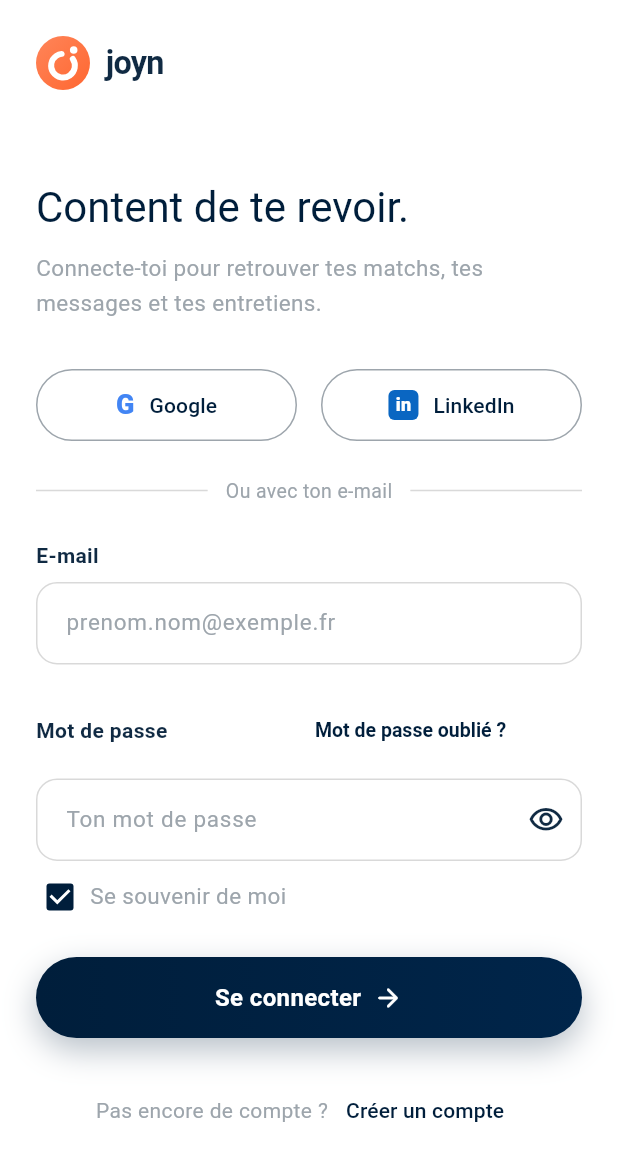
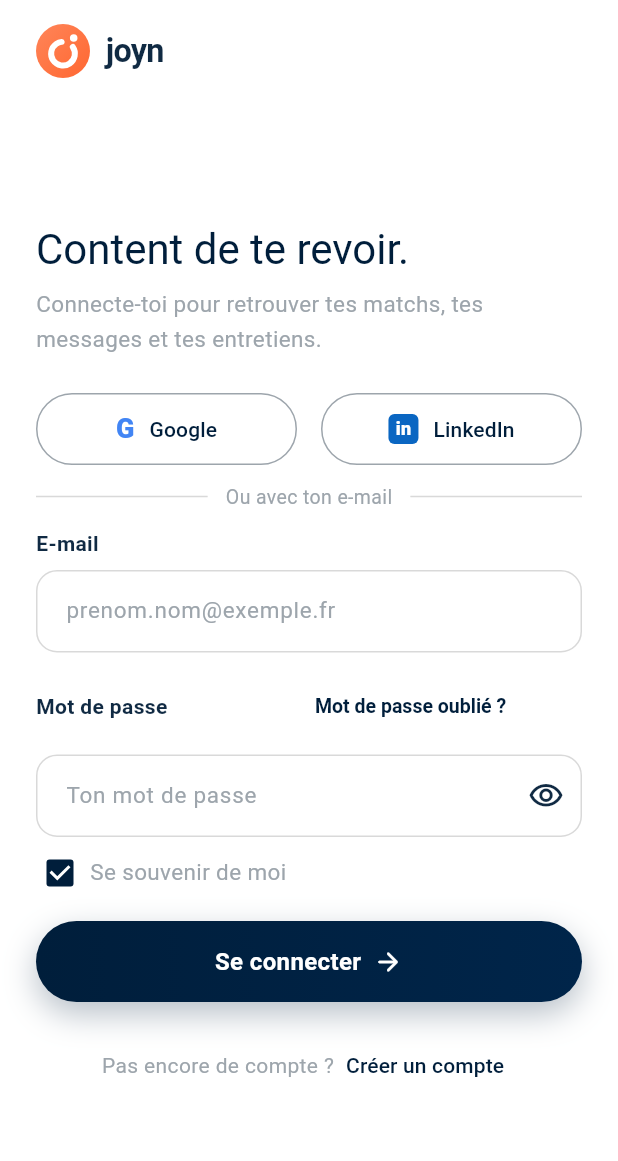
Before and after one commit to idris-ach2002/GPSTL-JOYN-FRONT, a Flutter app: the LoginPage screen opened directly, on a phone screen of 412 x 824 dp. Shown: the top 1161 px of the screen. Run offline on Flutter 3.47's test engine with Material 3 defaults, Android fonts, the phone set to English and light mode, and no system bars; our stand-ins replace file_picker, fl_chart, go_router; accounts and stored records are empty; project files that could hold a hidden picture were left out.

Commit message:
fix login page : correction scroll + alignement texte

```diff
--- a/lib/features/auth/presentation/web/login_page.dart
+++ b/lib/features/auth/presentation/web/login_page.dart
@@ -63,16 +63,16 @@ class _FormSection extends StatelessWidget {
         Padding(
           padding: const EdgeInsets.fromLTRB(
             AppSpacing.lg,
-            AppSpacing.lg,
+            AppSpacing.md,
             AppSpacing.lg,
             0,
           ),
           child: Row(
             children: [
               const JoynLogo(),
-              const Spacer(),
+              const SizedBox(width: AppSpacing.md),
               if (!compact)
-                const Flexible(
+                const Expanded(
                   child: Align(
                     alignment: Alignment.centerRight,
                     child: _SignUpLink(),
@@ -86,7 +86,7 @@ class _FormSection extends StatelessWidget {
             child: SingleChildScrollView(
               padding: const EdgeInsets.symmetric(
                 horizontal: AppSpacing.lg,
-                vertical: AppSpacing.xl,
+                vertical: AppSpacing.sm,
               ),
               child: ConstrainedBox(
                 constraints: const BoxConstraints(
@@ -120,15 +120,17 @@ class _FormSection extends StatelessWidget {
   }
 }
 
-/// « Pas encore de compte ? Créer un compte ».
+/// « Pas encore de compte ? Créer un compte », toujours sur une seule ligne
+/// (le texte rétrécit légèrement si la place manque).
 class _SignUpLink extends StatelessWidget {
   const _SignUpLink();
 
   @override
   Widget build(BuildContext context) {
-    return Wrap(
-      alignment: WrapAlignment.center,
-      crossAxisAlignment: WrapCrossAlignment.center,
+    return FittedBox(
+      fit: BoxFit.scaleDown,
+      child: Row(
+        mainAxisSize: MainAxisSize.min,
         children: [
           Text(
             'Pas encore de compte ?',
@@ -136,9 +138,15 @@ class _SignUpLink extends StatelessWidget {
           ),
           TextButton(
             onPressed: () => context.go(AppRoutes.register),
+            style: TextButton.styleFrom(
+              padding: const EdgeInsets.symmetric(horizontal: AppSpacing.sm),
+              minimumSize: const Size(0, 36),
+              tapTargetSize: MaterialTapTargetSize.shrinkWrap,
+            ),
             child: const Text('Créer un compte'),
           ),
         ],
+      ),
     );
   }
 }
--- a/lib/features/auth/presentation/web/widgets/login_form.dart
+++ b/lib/features/auth/presentation/web/widgets/login_form.dart
@@ -88,21 +88,21 @@ class _LoginFormState extends State<LoginForm> {
               'Content de te revoir.',
               style: Theme.of(context).textTheme.headlineMedium,
             ),
-            const SizedBox(height: 12),
+            const SizedBox(height: AppSpacing.sm),
             const Text(
               'Connecte-toi pour retrouver tes matchs, tes messages et '
               'tes entretiens.',
               style: AppTextStyles.muted,
             ),
-            const SizedBox(height: AppSpacing.xl),
+            const SizedBox(height: AppSpacing.lg),
 
             SocialAuthButtons(
               onGoogle: () => _showComingSoon('Google'),
               onLinkedIn: () => _showComingSoon('LinkedIn'),
             ),
-            const SizedBox(height: AppSpacing.lg),
+            const SizedBox(height: 12),
             const _OrDivider(),
-            const SizedBox(height: AppSpacing.lg),
+            const SizedBox(height: 12),
 
             JoynTextField(
               label: 'E-mail',
@@ -113,7 +113,7 @@ class _LoginFormState extends State<LoginForm> {
               autofillHints: const [AutofillHints.email],
               validator: Validators.email,
             ),
-            const SizedBox(height: 20),
+            const SizedBox(height: 12),
             JoynTextField(
               label: 'Mot de passe',
               controller: _passwordController,
@@ -147,7 +147,7 @@ class _LoginFormState extends State<LoginForm> {
               AuthErrorBanner(message: auth.errorMessage!),
             ],
 
-            const SizedBox(height: AppSpacing.lg),
+            const SizedBox(height: AppSpacing.md),
             JoynButton(
               label: 'Se connecter',
               icon: Icons.arrow_forward_rounded,
```
Lines whose indentation alone changed are shown as unchanged.
